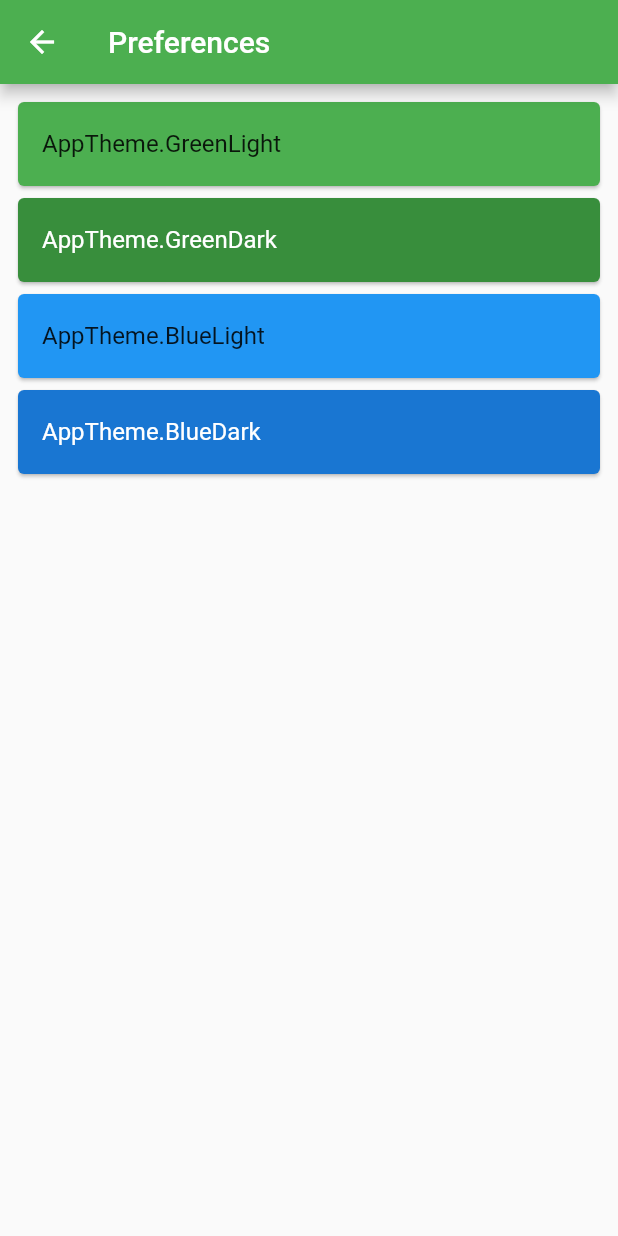
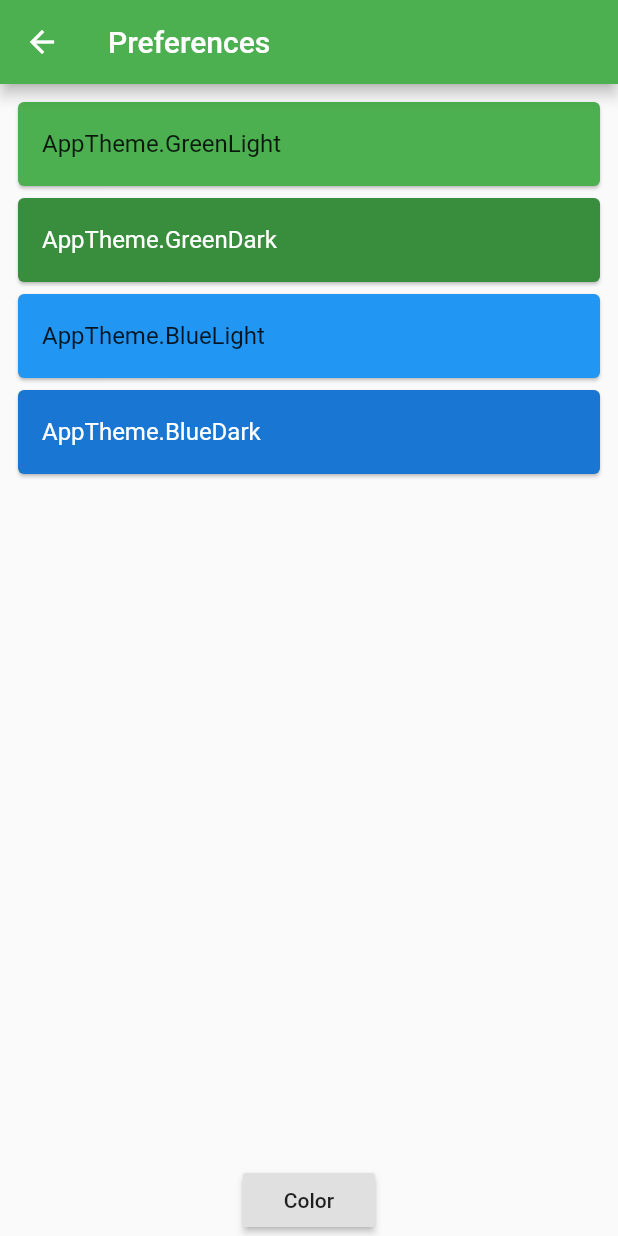
Before and after one commit to Android-Builds/Pseudo-Music, a Flutter app: the PreferencePage screen opened directly, on a phone screen of 412 x 824 dp. Run offline on Flutter 3.47's test engine with Material 2 defaults, Android fonts, the phone set to English and light mode, and no system bars; our stand-ins replace bloc, equatable, flutter_bloc, flutter_colorpicker, flutter_icons, lottie; missing offline and left inert: flutter_audio_query; statements that could not run were skipped.

Commit message:
Show color picker

```diff
--- a/lib/ui/preference/preference_page.dart
+++ b/lib/ui/preference/preference_page.dart
@@ -1,17 +1,32 @@
 import 'package:flutter/material.dart';
 import 'package:flutter_bloc/flutter_bloc.dart';
+import 'package:flutter_colorpicker/flutter_colorpicker.dart';
 import 'package:pseudomusic/ui/global/theme/app_themes.dart';
 import 'package:pseudomusic/ui/global/theme/bloc/bloc.dart';
 import 'package:pseudomusic/ui/global/theme/bloc/theme_event.dart';
 
-class PreferencePage extends StatelessWidget {
+class PreferencePage extends StatefulWidget {
+  @override
+  _PreferencePageState createState() => _PreferencePageState();
+}
+
+class _PreferencePageState extends State<PreferencePage> {
+  bool lightTheme = true;
+
+  Color currentColor = Colors.limeAccent;
+
+  void changeColor(Color color) => setState(() => currentColor = color);
+
   @override
   Widget build(BuildContext context) {
     return Scaffold(
       appBar: AppBar(
         title: Text('Preferences'),
       ),
-      body: ListView.builder(
+      body: Column(
+        children: [
+          Flexible(
+            child: ListView.builder(
               padding: EdgeInsets.all(8),
               itemCount: AppTheme.values.length,
               itemBuilder: (context, index) {
@@ -32,6 +47,39 @@ class PreferencePage extends StatelessWidget {
                 );
               },
             ),
+          ),
+          RaisedButton(
+            child: Text('Color'),
+            onPressed: () {
+              showDialog(
+                context: context,
+                builder: (BuildContext context) {
+                  return AlertDialog(
+                    titlePadding: const EdgeInsets.all(0.0),
+                    contentPadding: const EdgeInsets.all(0.0),
+                    content: SingleChildScrollView(
+                      child: ColorPicker(
+                        pickerColor: currentColor,
+                        onColorChanged: changeColor,
+                        colorPickerWidth: 300.0,
+                        pickerAreaHeightPercent: 0.7,
+                        enableAlpha: true,
+                        displayThumbColor: true,
+                        showLabel: true,
+                        paletteType: PaletteType.hsv,
+                        pickerAreaBorderRadius: const BorderRadius.only(
+                          topLeft: const Radius.circular(2.0),
+                          topRight: const Radius.circular(2.0),
+                        ),
+                      ),
+                    ),
+                  );
+                },
+              );
+            },
+          ),
+        ],
+      ),
     );
   }
 }
```
Lines whose indentation alone changed are shown as unchanged.
